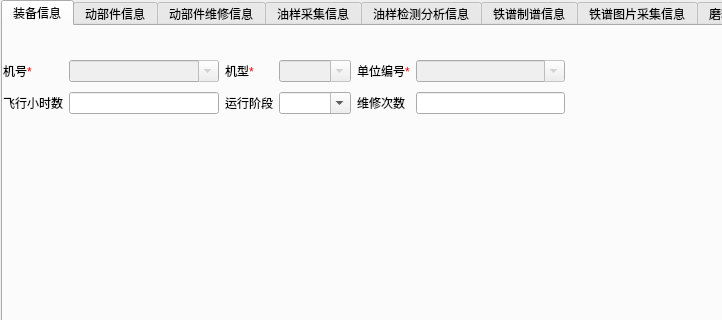
WooodHead/labelling3, file ImagePropertiesEditor.ui: the form before one commit; both pictures show x 0 to 722 and y 0 to 320 of the 1166 by 468 pixel window.
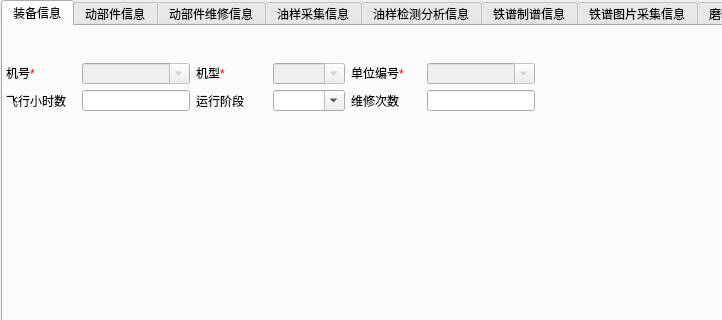
The form after the commit. The open tabs and pages were chosen to show the change.

Diff of the .ui file:
```diff
--- a/ImagePropertiesEditor.ui
+++ b/ImagePropertiesEditor.ui
@@ -32,27 +32,63 @@
     <attribute name="title">
      <string>装备信息</string>
     </attribute>
-    <widget class="QWidget" name="layoutWidget_10">
+    <widget class="QWidget" name="">
      <property name="geometry">
       <rect>
-       <x>0</x>
-       <y>30</y>
-       <width>562</width>
-       <height>62</height>
+       <x>3</x>
+       <y>37</y>
+       <width>529</width>
+       <height>48</height>
       </rect>
      </property>
-     <layout class="QGridLayout" name="gridLayout_19">
-      <item row="1" column="6">
-       <widget class="QLabel" name="label_245">
+     <layout class="QGridLayout" name="gridLayout">
+      <item row="0" column="0">
+       <widget class="QLabel" name="label_249">
         <property name="text">
-         <string>维修次数</string>
+         <string>&lt;html&gt;&lt;head/&gt;&lt;body&gt;&lt;p&gt;&lt;span style=&quot; color:#000000;&quot;&gt;机号&lt;/span&gt;&lt;span style=&quot; color:#ff0000;&quot;&gt;*&lt;/span&gt;&lt;/p&gt;&lt;/body&gt;&lt;/html&gt;</string>
         </property>
        </widget>
       </item>
-      <item row="1" column="7">
-       <widget class="QLineEdit" name="_editServiceNumber_3"/>
+      <item row="0" column="1">
+       <widget class="QComboBox" name="_comboBoxEquipPlaneID_3">
+        <property name="enabled">
+         <bool>false</bool>
+        </property>
+        <property name="sizePolicy">
+         <sizepolicy hsizetype="Preferred" vsizetype="Fixed">
+          <horstretch>0</horstretch>
+          <verstretch>0</verstretch>
+         </sizepolicy>
+        </property>
+        <property name="editable">
+         <bool>true</bool>
+        </property>
+       </widget>
       </item>
-      <item row="0" column="6">
+      <item row="0" column="2">
+       <widget class="QLabel" name="label_250">
+        <property name="text">
+         <string>&lt;html&gt;&lt;head/&gt;&lt;body&gt;&lt;p&gt;机型&lt;span style=&quot; color:#ff0000;&quot;&gt;*&lt;/span&gt;&lt;/p&gt;&lt;/body&gt;&lt;/html&gt;</string>
+        </property>
+       </widget>
+      </item>
+      <item row="0" column="3">
+       <widget class="QComboBox" name="_comboBoxEquipPlaneType_3">
+        <property name="enabled">
+         <bool>false</bool>
+        </property>
+        <property name="sizePolicy">
+         <sizepolicy hsizetype="Preferred" vsizetype="Fixed">
+          <horstretch>0</horstretch>
+          <verstretch>0</verstretch>
+         </sizepolicy>
+        </property>
+        <property name="editable">
+         <bool>true</bool>
+        </property>
+       </widget>
+      </item>
+      <item row="0" column="4">
        <widget class="QLabel" name="label_246">
         <property name="text">
          <string>&lt;html&gt;&lt;head/&gt;&lt;body&gt;&lt;p&gt;单位编号&lt;span style=&quot; color:#ff0000;&quot;&gt;*&lt;/span&gt;&lt;/p&gt;&lt;/body&gt;&lt;/html&gt;</string>
@@ -60,70 +96,72 @@
        </widget>
       </item>
       <item row="0" column="5">
-       <widget class="QComboBox" name="_comboBoxEquipPlaneType_3">
-        <property name="enabled">
-         <bool>false</bool>
-        </property>
-        <property name="editable">
-         <bool>true</bool>
-        </property>
-       </widget>
-      </item>
-      <item row="0" column="7">
        <widget class="QComboBox" name="_comboBoxEquipUnitID_3">
         <property name="enabled">
          <bool>false</bool>
         </property>
+        <property name="sizePolicy">
+         <sizepolicy hsizetype="Preferred" vsizetype="Fixed">
+          <horstretch>0</horstretch>
+          <verstretch>0</verstretch>
+         </sizepolicy>
+        </property>
         <property name="editable">
          <bool>true</bool>
         </property>
        </widget>
       </item>
-      <item row="1" column="0" colspan="2">
+      <item row="1" column="0">
        <widget class="QLabel" name="label_247">
         <property name="text">
          <string>飞行小时数</string>
         </property>
        </widget>
       </item>
-      <item row="1" column="5">
-       <widget class="QComboBox" name="_comboBoxEquipRuntime_3">
-        <property name="editable">
-         <bool>true</bool>
+      <item row="1" column="1">
+       <widget class="QLineEdit" name="_editEquipHours_3">
+        <property name="sizePolicy">
+         <sizepolicy hsizetype="Preferred" vsizetype="Fixed">
+          <horstretch>0</horstretch>
+          <verstretch>0</verstretch>
+         </sizepolicy>
         </property>
        </widget>
       </item>
-      <item row="1" column="3" colspan="2">
+      <item row="1" column="2">
        <widget class="QLabel" name="label_248">
         <property name="text">
          <string>运行阶段</string>
         </property>
        </widget>
       </item>
-      <item row="1" column="2">
-       <widget class="QLineEdit" name="_editEquipHours_3"/>
-      </item>
-      <item row="0" column="2">
-       <widget class="QComboBox" name="_comboBoxEquipPlaneID_3">
-        <property name="enabled">
-         <bool>false</bool>
+      <item row="1" column="3">
+       <widget class="QComboBox" name="_comboBoxEquipRuntime_3">
+        <property name="sizePolicy">
+         <sizepolicy hsizetype="Preferred" vsizetype="Fixed">
+          <horstretch>0</horstretch>
+          <verstretch>0</verstretch>
+         </sizepolicy>
         </property>
         <property name="editable">
          <bool>true</bool>
         </property>
        </widget>
       </item>
-      <item row="0" column="0" colspan="2">
-       <widget class="QLabel" name="label_249">
+      <item row="1" column="4">
+       <widget class="QLabel" name="label_245">
         <property name="text">
-         <string>&lt;html&gt;&lt;head/&gt;&lt;body&gt;&lt;p&gt;&lt;span style=&quot; color:#000000;&quot;&gt;机号&lt;/span&gt;&lt;span style=&quot; color:#ff0000;&quot;&gt;*&lt;/span&gt;&lt;/p&gt;&lt;/body&gt;&lt;/html&gt;</string>
+         <string>维修次数</string>
         </property>
        </widget>
       </item>
-      <item row="0" column="3" colspan="2">
-       <widget class="QLabel" name="label_250">
-        <property name="text">
-         <string>&lt;html&gt;&lt;head/&gt;&lt;body&gt;&lt;p&gt;机型&lt;span style=&quot; color:#ff0000;&quot;&gt;*&lt;/span&gt;&lt;/p&gt;&lt;/body&gt;&lt;/html&gt;</string>
+      <item row="1" column="5">
+       <widget class="QLineEdit" name="_editServiceNumber_3">
+        <property name="sizePolicy">
+         <sizepolicy hsizetype="Preferred" vsizetype="Fixed">
+          <horstretch>0</horstretch>
+          <verstretch>0</verstretch>
+         </sizepolicy>
         </property>
        </widget>
       </item>
```
Left out of the diff: 2 changed lines with no effect on the pictures.
